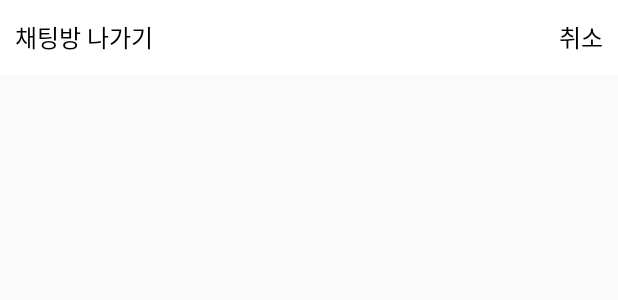
After one commit to parksj0923/village, an Android app: the layout chat_snackbar.xml on its own in the app's theme, with its tools: preview values and no code run, on a phone screen of 412 x 824 dp. The commit adds this screen. Shown: the top 300 px of the screen. Run offline under Robolectric (Android 15) with nearby library versions, the phone set to English and light mode, and no system bars.

Commit message:
Commit for migration

```diff
--- a/app/src/main/AndroidManifest.xml
+++ b/app/src/main/AndroidManifest.xml
@@ -16,7 +16,6 @@
         android:supportsRtl="true"
         android:theme="@style/AppTheme"
         android:usesCleartextTraffic="true">
-        <service android:name=".Chat.ChildEventListener"/>
         <activity android:name=".Mypage.ChangeProfileActivity"></activity>
         <activity android:name=".Trade.LendStatus5Activity" />
         <activity android:name=".Trade.LendStatus4Activity" />
@@ -38,7 +37,9 @@
         <activity android:name=".Mypage.ContactVillageActivity" />
         <activity android:name=".WritingUpload.WritingActivity" />
         <activity android:name=".MainFragment.HomeFragmentSearchActivity" />
-        <activity android:name=".Chat.ChatInsideActivity" />
+        <activity
+            android:name=".Chat.ChatInsideActivity"
+            android:windowSoftInputMode="adjustResize" />
         <activity android:name=".Item.ItemDetailActivity" />
         <activity android:name=".LoginActivity" />
         <activity android:name=".IntroActivity" />
--- a/app/src/main/java/ver0/village/Chat/ChatRecyclerViewAdapter.java
+++ b/app/src/main/java/ver0/village/Chat/ChatRecyclerViewAdapter.java
@@ -25,6 +25,12 @@ public class ChatRecyclerViewAdapter extends RecyclerView.Adapter<ChatRecyclerVi
     public ChatRecyclerViewAdapter(ArrayList<ChatItem> chatItemArrayList, String id){
         this.itemList = chatItemArrayList;
         this.id = id;
+    }
+
+    public ChatRecyclerViewAdapter(ArrayList<ChatItem> chatItemArrayList, String id, Bitmap profileImage){
+        this.itemList = chatItemArrayList;
+        this.id = id;
+        this.profileImage = profileImage;
     }
 
     public ChatRecyclerViewAdapter(ArrayList<ChatItem> chatItemArrayList, Bitmap profileImage){
--- /dev/null
+++ b/app/src/main/res/layout/chat_snackbar.xml
@@ -0,0 +1,32 @@
+<?xml version="1.0" encoding="utf-8"?>
+<LinearLayout
+    xmlns:android="http://schemas.android.com/apk/res/android"
+    android:layout_width="match_parent"
+    android:layout_height="50dp"
+    xmlns:app="http://schemas.android.com/apk/res-auto"
+    android:background="@color/colorWhite"
+    android:orientation="horizontal">
+    <TextView
+        android:id="@+id/leave_text"
+        android:layout_width="0dp"
+        android:layout_height="50dp"
+        android:layout_weight=".4"
+        android:layout_marginLeft="10dp"
+        android:textSize="16dp"
+        android:gravity="center_vertical"
+        android:text="채팅방 나가기"
+        android:textColor="@color/colorBlack"
+        android:layout_gravity="left"/>
+
+    <TextView
+        android:id="@+id/cancel_text"
+        android:layout_width="0dp"
+        android:layout_height="50dp"
+        android:layout_weight=".1"
+        android:gravity="center|right"
+        android:textSize="16dp"
+        android:text="취소"
+        android:textColor="@color/colorBlack"
+        android:layout_gravity="right"
+        android:layout_marginRight="10dp"/>
+</LinearLayout>
```
Also changed, not shown: app/src/main/java/ver0/village/Chat/ChatInsideActivity.java (+18 -7 lines), app/src/main/java/ver0/village/Chat/ChatRoomRecyclerViewAdapter.java (+53 -1 lines), app/src/main/java/ver0/village/IntroActivity.java (+6 -6 lines), app/src/main/res/layout/activity_chatinside.xml (+17 -9 lines), app/src/main/res/layout/fragment_chat.xml (+1 -15 lines), app/src/main/res/drawable-v24/send_button.png (added).
